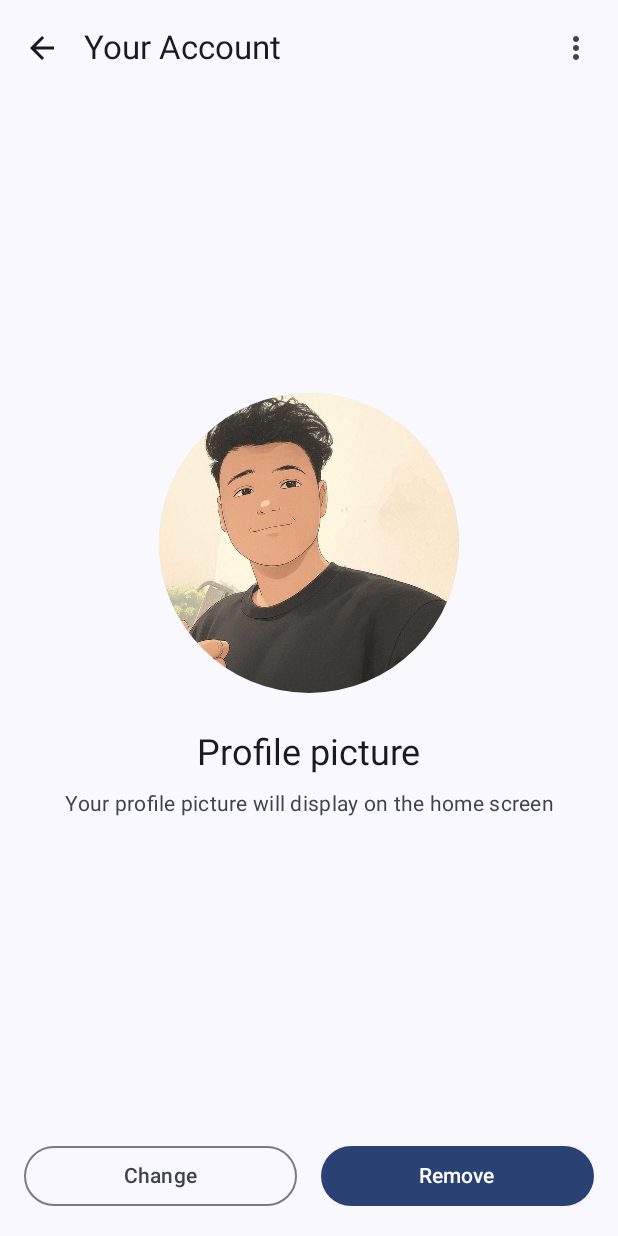
After one commit to badal-pundir/NoteTalk-Android, an Android app built with Jetpack Compose: the composable EditProfilePictureScreen shown on its own in the app's theme, on a phone screen of 412 x 824 dp. The commit adds this screen. Run offline under Robolectric (Android 15) with nearby library versions, the phone set to English and light mode, and no system bars.

Commit message:
feat: added profile screen

```diff
--- a/app/src/main/java/com/example/notetalk/MainActivity.kt
+++ b/app/src/main/java/com/example/notetalk/MainActivity.kt
@@ -171,6 +171,15 @@ fun NotesApp() {
             popExitTransition = { slideOutHorizontally(targetOffsetX = { 1000 }) }
         ) {
             SettingsScreen(navController = navController)
+        }
+
+        composable( route = "EditProfilePicture",
+            enterTransition = { slideInHorizontally(initialOffsetX = { 1000 }) },
+            exitTransition = { slideOutHorizontally(targetOffsetX = { -1000 }) },
+            popEnterTransition = { slideInHorizontally(initialOffsetX = { -1000 }) },
+            popExitTransition = { slideOutHorizontally(targetOffsetX = { 1000 }) }
+        ) {
+            EditProfilePictureScreen(navController = navController)
         }
     }
 }
--- a/app/src/main/java/com/example/notetalk/ui/CustomProfileIcon.kt
+++ b/app/src/main/java/com/example/notetalk/ui/CustomProfileIcon.kt
@@ -34,7 +34,7 @@ fun ProfileIcon(
     imagePainter: Painter,
     ringColors: List<Color> = colors,
     size: Dp = 40.dp,
-    strokeWidth: Dp = 4.dp
+    strokeWidth: Dp = 4.dp,
 ) {
     Box(
         contentAlignment = Alignment.Center,
--- /dev/null
+++ b/app/src/main/java/com/example/notetalk/ui/EditProfilePictureScreen.kt
@@ -0,0 +1,129 @@
+package com.example.notetalk.ui
+
+import androidx.compose.foundation.Image
+import androidx.compose.foundation.background
+import androidx.compose.foundation.layout.Arrangement
+import androidx.compose.foundation.layout.Column
+import androidx.compose.foundation.layout.Row
+import androidx.compose.foundation.layout.Spacer
+import androidx.compose.foundation.layout.fillMaxSize
+import androidx.compose.foundation.layout.fillMaxWidth
+import androidx.compose.foundation.layout.height
+import androidx.compose.foundation.layout.padding
+import androidx.compose.foundation.layout.size
+import androidx.compose.foundation.shape.CircleShape
+import androidx.compose.material.icons.Icons
+import androidx.compose.material.icons.automirrored.filled.ArrowBack
+import androidx.compose.material.icons.filled.MoreVert
+import androidx.compose.material3.Button
+import androidx.compose.material3.ExperimentalMaterial3Api
+import androidx.compose.material3.Icon
+import androidx.compose.material3.IconButton
+import androidx.compose.material3.MaterialTheme
+import androidx.compose.material3.OutlinedButton
+import androidx.compose.material3.Scaffold
+import androidx.compose.material3.Text
+import androidx.compose.material3.TopAppBar
+import androidx.compose.runtime.Composable
+import androidx.compose.ui.Alignment
+import androidx.compose.ui.Modifier
+import androidx.compose.ui.draw.clip
+import androidx.compose.ui.layout.ContentScale
+import androidx.compose.ui.res.painterResource
+import androidx.compose.ui.text.style.TextAlign
+import androidx.compose.ui.tooling.preview.Preview
+import androidx.compose.ui.unit.dp
+import androidx.navigation.NavController
+import androidx.navigation.compose.rememberNavController
+import com.example.notetalk.R
+import com.example.notetalk.ui.theme.NoteTalkTheme
+
+@OptIn(ExperimentalMaterial3Api::class)
+@Composable
+fun EditProfilePictureScreen(
+    navController: NavController
+) {
+    Scaffold (
+        topBar = {
+            TopAppBar(
+                title = { Text("Your Account") },
+                navigationIcon = {
+                    IconButton(onClick = { navController.popBackStack() }) {
+                        Icon(Icons.AutoMirrored.Filled.ArrowBack, contentDescription = "Back")
+                    }
+                },
+                actions = {
+                    IconButton(onClick = { /* Handle save action */ }) {
+                        Icon(Icons.Filled.MoreVert, contentDescription = "Save")
+                    }
+                }
+            )
+        },
+        bottomBar = {
+            ActionButtons()
+        }
+    ){  innerPadding ->
+        Column(
+            horizontalAlignment = Alignment.CenterHorizontally,
+            verticalArrangement = Arrangement.Center,
+            modifier = Modifier
+                .padding(innerPadding)
+                .fillMaxSize()
+                .padding(16.dp)
+        ) {
+            Image(
+                painter = painterResource(R.drawable.user1),
+                contentDescription = "Profile Picture",
+                contentScale = ContentScale.Crop,
+                modifier = Modifier
+                    .size(200.dp)
+                    .clip(CircleShape)
+                    .background(MaterialTheme.colorScheme.surfaceVariant)
+            )
+            Spacer(modifier = Modifier.height(24.dp))
+            Text(
+                text = "Profile picture",
+                style = MaterialTheme.typography.headlineSmall
+            )
+            Spacer(modifier = Modifier.height(8.dp))
+            Text(
+                text = "Your profile picture will display on the home screen",
+                style = MaterialTheme.typography.bodyMedium,
+                textAlign = TextAlign.Center,
+                color = MaterialTheme.colorScheme.onSurfaceVariant,
+                modifier = Modifier.padding(horizontal = 24.dp)
+            )
+        }
+
+    }
+}
+
+@Composable
+private fun ActionButtons() {
+    Row(
+        modifier = Modifier
+            .fillMaxWidth()
+            .padding(16.dp),
+        horizontalArrangement = Arrangement.spacedBy(16.dp)
+    ) {
+        OutlinedButton(
+            onClick = { /* TODO: Handle change picture */ },
+            modifier = Modifier.weight(1f)
+        ) {
+            Text("Change")
+        }
+        Button(
+            onClick = { /* TODO: Handle remove picture */ },
+            modifier = Modifier.weight(1f)
+        ) {
+            Text("Remove")
+        }
+    }
+}
+@Preview
+@Composable
+fun PreviewEditProfilePicture() {
+    NoteTalkTheme {
+        EditProfilePictureScreen(navController = rememberNavController())
+    }
+}
--- a/app/src/main/java/com/example/notetalk/ui/ProfileScreen.kt
+++ b/app/src/main/java/com/example/notetalk/ui/ProfileScreen.kt
@@ -1,7 +1,5 @@
 package com.example.notetalk.ui
 
-import androidx.compose.foundation.Image
-import androidx.compose.foundation.background
 import androidx.compose.foundation.clickable
 import androidx.compose.foundation.layout.Arrangement
 import androidx.compose.foundation.layout.Column
@@ -11,9 +9,7 @@ import androidx.compose.foundation.layout.fillMaxSize
 import androidx.compose.foundation.layout.fillMaxWidth
 import androidx.compose.foundation.layout.height
 import androidx.compose.foundation.layout.padding
-import androidx.compose.foundation.layout.size
 import androidx.compose.foundation.layout.width
-import androidx.compose.foundation.shape.CircleShape
 import androidx.compose.foundation.shape.RoundedCornerShape
 import androidx.compose.material.icons.Icons
 import androidx.compose.material.icons.automirrored.filled.ArrowBack
@@ -36,9 +32,7 @@ import androidx.compose.runtime.getValue
 import androidx.compose.runtime.remember
 import androidx.compose.ui.Alignment
 import androidx.compose.ui.Modifier
-import androidx.compose.ui.draw.clip
 import androidx.compose.ui.graphics.vector.ImageVector
-import androidx.compose.ui.layout.ContentScale
 import androidx.compose.ui.res.painterResource
 import androidx.compose.ui.text.font.FontWeight
 import androidx.compose.ui.tooling.preview.Preview
@@ -80,7 +74,9 @@ fun ProfileScreen(
                 .padding(16.dp),
             horizontalAlignment = Alignment.CenterHorizontally
         ){
-            ProfileHeader()
+            ProfileHeader(
+
+            )
             Spacer(modifier = Modifier.height(16.dp))
 
             StatCard(noteCount = notes.size)
@@ -102,6 +98,11 @@ fun ProfileScreen(
                 icon = Icons.Default.Info,
                 text = "Info",
                 onClick = {  }
+            )
+            ProfileOption(
+                icon = Icons.Default.Info,
+                text = "Edit Profile",
+                onClick = { navController.navigate("EditProfilePicture") }
             )
         }
 
```
